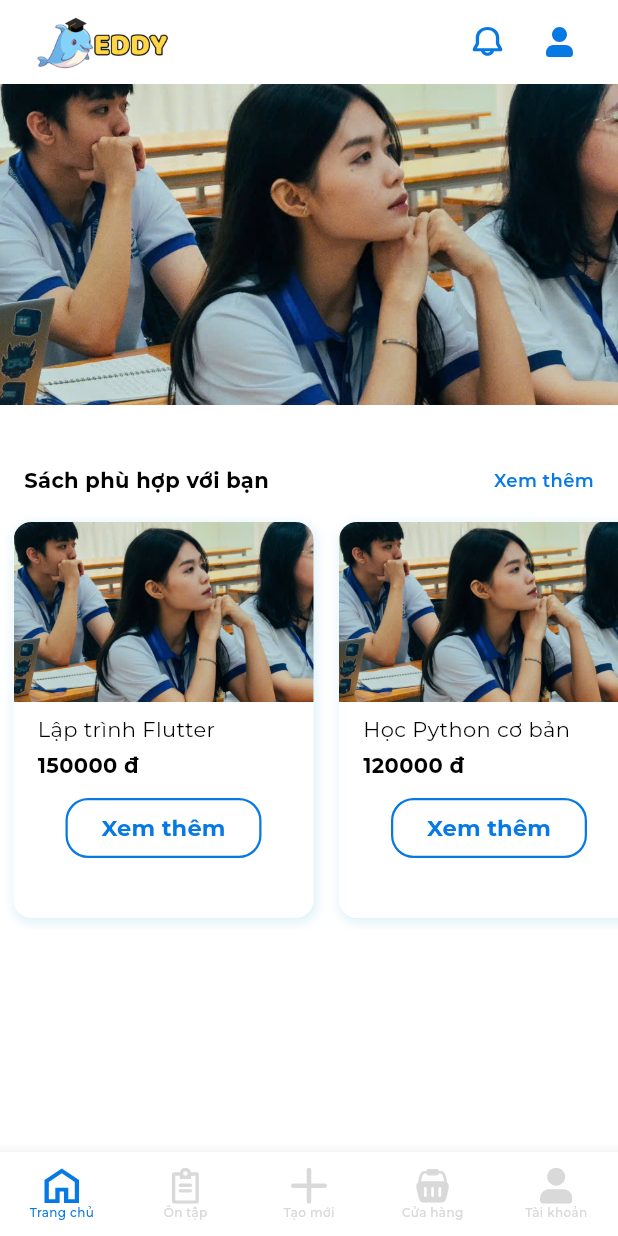
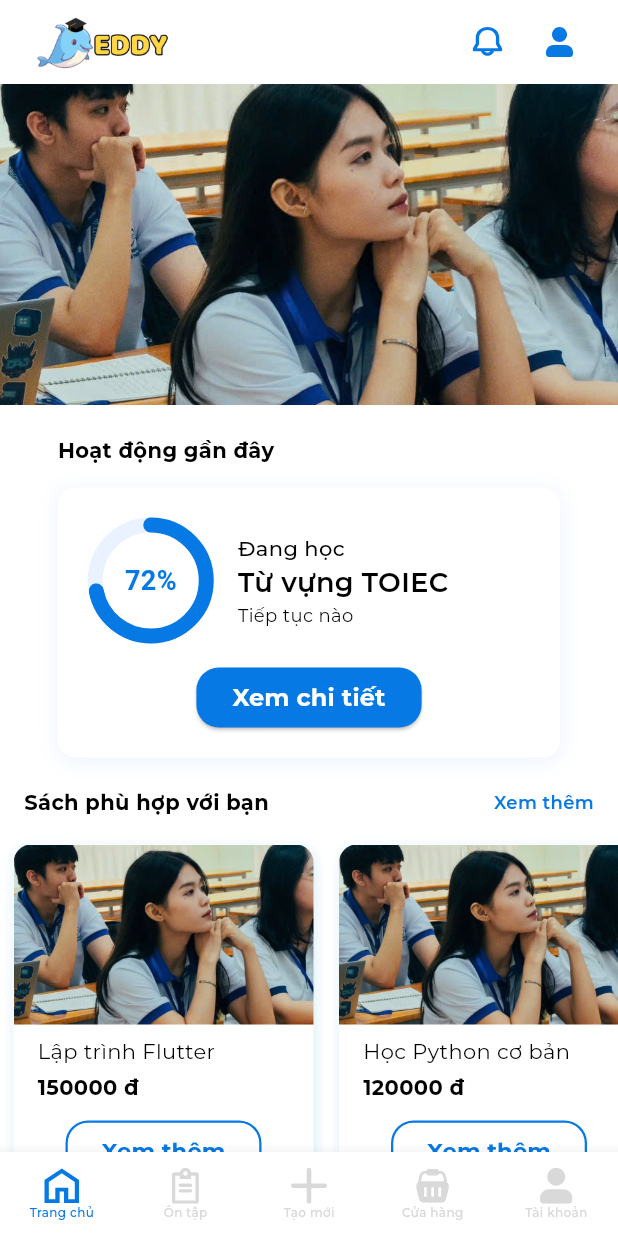
Before and after one commit to tubinguyen/Mobile-App, a Flutter app: the screen it shows after launch, on a phone screen of 412 x 824 dp. Run offline on Flutter 3.47's test engine with Material 3 defaults, Android fonts, the phone set to English and light mode, and no system bars; our stand-ins replace flutter_svg, flutter_tts; project files that could hold a hidden picture were left out.

Commit message:
update homescreen dyn

```diff
--- a/app_tienganh/lib/views/cus/home_screen.dart
+++ b/app_tienganh/lib/views/cus/home_screen.dart
@@ -41,13 +41,15 @@ class HomeScreen extends StatelessWidget {
                   const SizedBox(height: 20),
 
                   // Khối hoạt động gần đây
-                  // RecentActivity(
-                  //   status: "Đang học",
-                  //   title: "Từ vựng TOIEC",
-                  //   advice: "Tiếp tục nào",
-                  //   percentage: 72,
-                  //   onNavigate: onNavigate, // Truyền hàm điều hướng
-                  // ),
+                  RecentActivity(
+                    title: "Hoạt động gần đây",
+                    status: "Đang học",
+                    className: "Từ vựng TOIEC",
+                    note: "Tiếp tục nào",
+                    buttonText: "Xem chi tiết",
+                    percentage: 72,
+                    onTap: () {onNavigate(1);}, // Truyền hàm điều hướng
+                  ),
 
                   // Khoảng cách giữa các thành phần
                   const SizedBox(height: 20),
```
